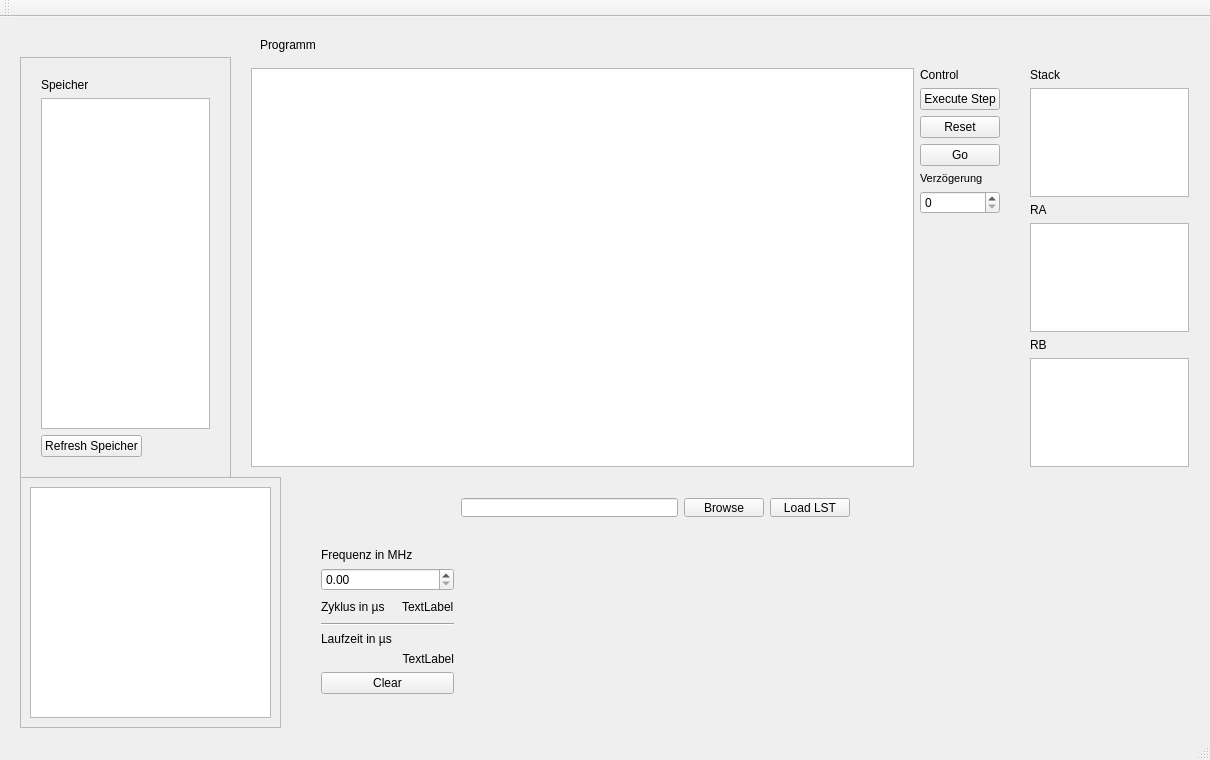
Qt form PICSimu/mainwindow.ui (Benedikt1992/PICSimu) before a commit.
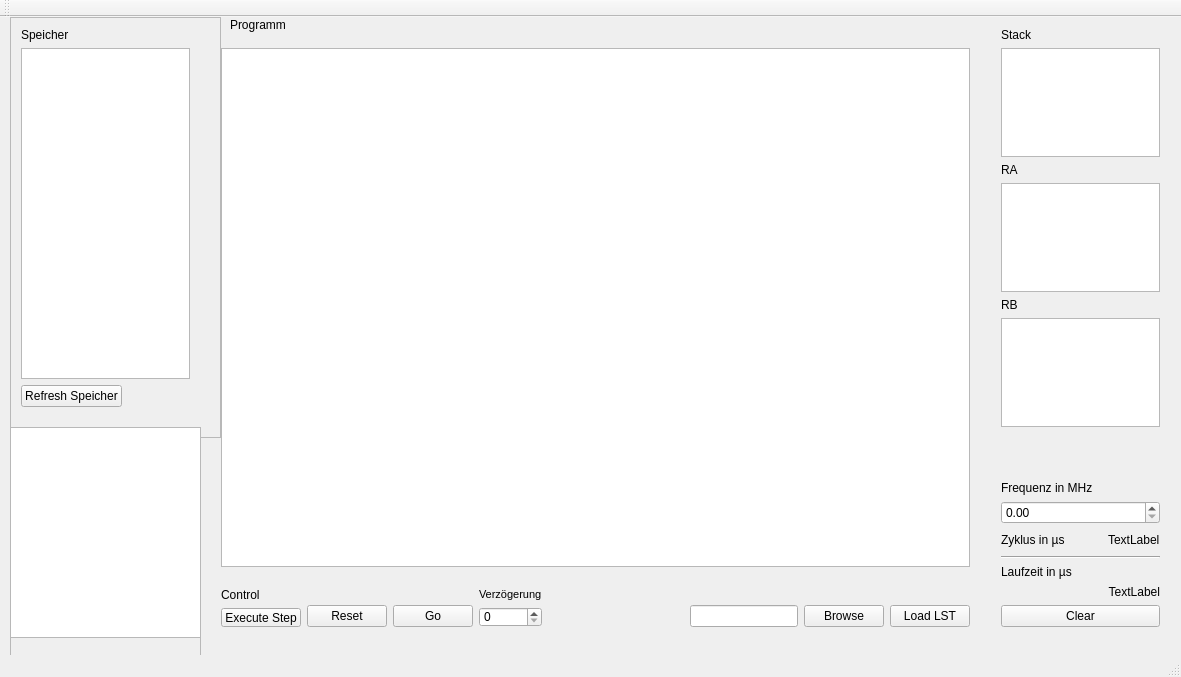
The same form after that commit.

Commit message: GUI an Laptopgröße angepasst

Patch:
```diff
--- a/PICSimu/mainwindow.ui
+++ b/PICSimu/mainwindow.ui
@@ -6,8 +6,8 @@
    <rect>
     <x>0</x>
     <y>0</y>
-    <width>1210</width>
-    <height>760</height>
+    <width>1181</width>
+    <height>677</height>
    </rect>
   </property>
   <property name="windowTitle">
@@ -17,8 +17,8 @@
    <widget class="QLabel" name="label_2">
     <property name="geometry">
      <rect>
-      <x>260</x>
-      <y>20</y>
+      <x>230</x>
+      <y>0</y>
       <width>71</width>
       <height>16</height>
      </rect>
@@ -30,8 +30,8 @@
    <widget class="QFrame" name="frame">
     <property name="geometry">
      <rect>
-      <x>20</x>
-      <y>40</y>
+      <x>10</x>
+      <y>0</y>
       <width>211</width>
       <height>421</height>
      </rect>
@@ -45,8 +45,8 @@
     <widget class="QWidget" name="verticalLayoutWidget">
      <property name="geometry">
       <rect>
-       <x>10</x>
-       <y>10</y>
+       <x>0</x>
+       <y>0</y>
        <width>191</width>
        <height>401</height>
       </rect>
@@ -92,47 +92,28 @@
    <widget class="QWidget" name="horizontalLayoutWidget_2">
     <property name="geometry">
      <rect>
-      <x>450</x>
-      <y>470</y>
-      <width>411</width>
-      <height>41</height>
+      <x>210</x>
+      <y>560</y>
+      <width>771</width>
+      <height>61</height>
      </rect>
     </property>
     <layout class="QHBoxLayout" name="horizontalLayout_3">
      <item>
-      <widget class="QLineEdit" name="le_filename"/>
-     </item>
-     <item>
-      <widget class="QPushButton" name="selectFile_Button">
-       <property name="text">
-        <string>Browse</string>
-       </property>
-      </widget>
-     </item>
-     <item>
-      <widget class="QPushButton" name="pb_load">
-       <property name="text">
-        <string>Load LST</string>
-       </property>
-      </widget>
-     </item>
-    </layout>
-   </widget>
-   <widget class="QWidget" name="horizontalLayoutWidget_3">
-    <property name="geometry">
-     <rect>
-      <x>240</x>
-      <y>40</y>
-      <width>771</width>
-      <height>421</height>
-     </rect>
-    </property>
-    <layout class="QHBoxLayout" name="horizontalLayout_4">
-     <item>
-      <widget class="QListWidget" name="lw_lstFile"/>
-     </item>
-     <item>
-      <layout class="QVBoxLayout" name="verticalLayout_2">
+      <layout class="QVBoxLayout" name="verticalLayout_8">
+       <item>
+        <spacer name="verticalSpacer_4">
+         <property name="orientation">
+          <enum>Qt::Vertical</enum>
+         </property>
+         <property name="sizeHint" stdset="0">
+          <size>
+           <width>20</width>
+           <height>40</height>
+          </size>
+         </property>
+        </spacer>
+       </item>
        <item>
         <widget class="QLabel" name="label_3">
          <property name="text">
@@ -147,6 +128,23 @@
          </property>
         </widget>
        </item>
+      </layout>
+     </item>
+     <item>
+      <layout class="QVBoxLayout" name="verticalLayout_9">
+       <item>
+        <spacer name="verticalSpacer_5">
+         <property name="orientation">
+          <enum>Qt::Vertical</enum>
+         </property>
+         <property name="sizeHint" stdset="0">
+          <size>
+           <width>20</width>
+           <height>40</height>
+          </size>
+         </property>
+        </spacer>
+       </item>
        <item>
         <widget class="QPushButton" name="resetButton">
          <property name="text">
@@ -154,6 +152,23 @@
          </property>
         </widget>
        </item>
+      </layout>
+     </item>
+     <item>
+      <layout class="QVBoxLayout" name="verticalLayout_10">
+       <item>
+        <spacer name="verticalSpacer_6">
+         <property name="orientation">
+          <enum>Qt::Vertical</enum>
+         </property>
+         <property name="sizeHint" stdset="0">
+          <size>
+           <width>20</width>
+           <height>40</height>
+          </size>
+         </property>
+        </spacer>
+       </item>
        <item>
         <widget class="QPushButton" name="goButton">
          <property name="text">
@@ -161,6 +176,23 @@
          </property>
         </widget>
        </item>
+      </layout>
+     </item>
+     <item>
+      <layout class="QVBoxLayout" name="verticalLayout_5">
+       <item>
+        <spacer name="verticalSpacer_3">
+         <property name="orientation">
+          <enum>Qt::Vertical</enum>
+         </property>
+         <property name="sizeHint" stdset="0">
+          <size>
+           <width>20</width>
+           <height>40</height>
+          </size>
+         </property>
+        </spacer>
+       </item>
        <item>
         <widget class="QLabel" name="label_verzoegerung">
          <property name="text">
@@ -175,8 +207,25 @@
        <item>
         <widget class="QSpinBox" name="verzoegerung"/>
        </item>
+      </layout>
+     </item>
+     <item>
+      <spacer name="horizontalSpacer_3">
+       <property name="orientation">
+        <enum>Qt::Horizontal</enum>
+       </property>
+       <property name="sizeHint" stdset="0">
+        <size>
+         <width>40</width>
+         <height>20</height>
+        </size>
+       </property>
+      </spacer>
+     </item>
+     <item>
+      <layout class="QVBoxLayout" name="verticalLayout_11">
        <item>
-        <spacer name="verticalSpacer">
+        <spacer name="verticalSpacer_7">
          <property name="orientation">
           <enum>Qt::Vertical</enum>
          </property>
@@ -188,17 +237,63 @@
          </property>
         </spacer>
        </item>
+       <item>
+        <layout class="QHBoxLayout" name="horizontalLayout_6">
+         <item>
+          <widget class="QLineEdit" name="le_filename">
+           <property name="sizePolicy">
+            <sizepolicy hsizetype="Fixed" vsizetype="Fixed">
+             <horstretch>0</horstretch>
+             <verstretch>0</verstretch>
+            </sizepolicy>
+           </property>
+          </widget>
+         </item>
+         <item>
+          <widget class="QPushButton" name="selectFile_Button">
+           <property name="text">
+            <string>Browse</string>
+           </property>
+          </widget>
+         </item>
+         <item>
+          <widget class="QPushButton" name="pb_load">
+           <property name="text">
+            <string>Load LST</string>
+           </property>
+          </widget>
+         </item>
+        </layout>
+       </item>
       </layout>
      </item>
     </layout>
    </widget>
+   <widget class="QWidget" name="horizontalLayoutWidget_3">
+    <property name="geometry">
+     <rect>
+      <x>210</x>
+      <y>20</y>
+      <width>771</width>
+      <height>541</height>
+     </rect>
+    </property>
+    <layout class="QHBoxLayout" name="horizontalLayout_4">
+     <item>
+      <widget class="QListWidget" name="lw_lstFile"/>
+     </item>
+     <item>
+      <layout class="QVBoxLayout" name="verticalLayout_2"/>
+     </item>
+    </layout>
+   </widget>
    <widget class="QFrame" name="frame_2">
     <property name="geometry">
      <rect>
-      <x>20</x>
-      <y>460</y>
-      <width>261</width>
-      <height>251</height>
+      <x>10</x>
+      <y>410</y>
+      <width>191</width>
+      <height>231</height>
      </rect>
     </property>
     <property name="frameShape">
@@ -210,10 +305,10 @@
     <widget class="QTableWidget" name="tw_specialFunctionRegister">
      <property name="geometry">
       <rect>
-       <x>10</x>
-       <y>10</y>
-       <width>241</width>
-       <height>231</height>
+       <x>0</x>
+       <y>0</y>
+       <width>191</width>
+       <height>211</height>
       </rect>
      </property>
     </widget>
@@ -221,13 +316,26 @@
    <widget class="QWidget" name="verticalLayoutWidget_2">
     <property name="geometry">
      <rect>
-      <x>310</x>
-      <y>520</y>
-      <width>155</width>
-      <height>184</height>
+      <x>990</x>
+      <y>430</y>
+      <width>181</width>
+      <height>191</height>
      </rect>
     </property>
     <layout class="QVBoxLayout" name="verticalLayout_3">
+     <item>
+      <spacer name="verticalSpacer_2">
+       <property name="orientation">
+        <enum>Qt::Vertical</enum>
+       </property>
+       <property name="sizeHint" stdset="0">
+        <size>
+         <width>20</width>
+         <height>40</height>
+        </size>
+       </property>
+      </spacer>
+     </item>
      <item>
       <widget class="QLabel" name="label_4">
        <property name="text">
@@ -297,26 +405,13 @@
        </property>
       </widget>
      </item>
-     <item>
-      <spacer name="verticalSpacer_2">
-       <property name="orientation">
-        <enum>Qt::Vertical</enum>
-       </property>
-       <property name="sizeHint" stdset="0">
-        <size>
-         <width>20</width>
-         <height>40</height>
-        </size>
-       </property>
-      </spacer>
-     </item>
     </layout>
    </widget>
    <widget class="QWidget" name="verticalLayoutWidget_3">
     <property name="geometry">
      <rect>
-      <x>1019</x>
-      <y>40</y>
+      <x>990</x>
+      <y>0</y>
       <width>181</width>
       <height>421</height>
      </rect>
@@ -330,7 +425,14 @@
       </widget>
      </item>
      <item>
-      <widget class="QListWidget" name="lw_stack"/>
+      <widget class="QListWidget" name="lw_stack">
+       <property name="sizePolicy">
+        <sizepolicy hsizetype="Expanding" vsizetype="Expanding">
+         <horstretch>0</horstretch>
+         <verstretch>0</verstretch>
+        </sizepolicy>
+       </property>
+      </widget>
      </item>
      <item>
       <widget class="QLabel" name="label_8">
```
Left out of the diff: 2 changed lines with no effect on the pictures. The commit also changes 1 other file.
